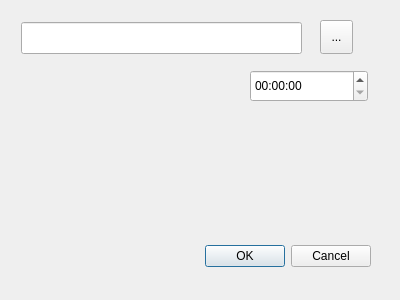
Above: alarms.ui from evgom/Alarma2 before the change. Below: the same form after it.
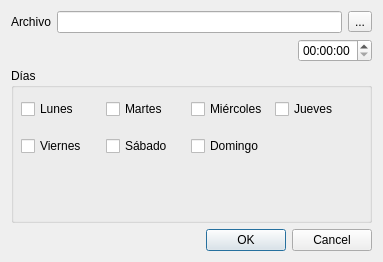
That is the form after the change.

Commit message: Primer paso para soportar días en alarmas.

Diff of the .ui file:
```diff
--- a/alarms.ui
+++ b/alarms.ui
@@ -6,62 +6,151 @@
    <rect>
     <x>0</x>
     <y>0</y>
-    <width>400</width>
-    <height>300</height>
+    <width>383</width>
+    <height>262</height>
    </rect>
   </property>
   <property name="windowTitle">
    <string>Dialog</string>
   </property>
-  <widget class="QDialogButtonBox" name="buttonBox">
-   <property name="geometry">
-    <rect>
-     <x>30</x>
-     <y>240</y>
-     <width>341</width>
-     <height>32</height>
-    </rect>
-   </property>
-   <property name="orientation">
-    <enum>Qt::Horizontal</enum>
-   </property>
-   <property name="standardButtons">
-    <set>QDialogButtonBox::Cancel|QDialogButtonBox::Ok</set>
-   </property>
-  </widget>
-  <widget class="QTimeEdit" name="TEalarm">
-   <property name="geometry">
-    <rect>
-     <x>250</x>
-     <y>70</y>
-     <width>118</width>
-     <height>32</height>
-    </rect>
-   </property>
-  </widget>
-  <widget class="QToolButton" name="toolButton">
-   <property name="geometry">
-    <rect>
-     <x>320</x>
-     <y>20</y>
-     <width>33</width>
-     <height>34</height>
-    </rect>
-   </property>
-   <property name="text">
-    <string>...</string>
-   </property>
-  </widget>
-  <widget class="QLineEdit" name="LEfile">
-   <property name="geometry">
-    <rect>
-     <x>21</x>
-     <y>22</y>
-     <width>281</width>
-     <height>32</height>
-    </rect>
-   </property>
-  </widget>
+  <layout class="QVBoxLayout" name="verticalLayout">
+   <item>
+    <layout class="QHBoxLayout" name="horizontalLayout">
+     <item>
+      <widget class="QLabel" name="label">
+       <property name="text">
+        <string>Archivo</string>
+       </property>
+      </widget>
+     </item>
+     <item>
+      <widget class="QLineEdit" name="LEfile">
+       <property name="dragEnabled">
+        <bool>true</bool>
+       </property>
+      </widget>
+     </item>
+     <item>
+      <widget class="QToolButton" name="toolButton">
+       <property name="text">
+        <string>...</string>
+       </property>
+      </widget>
+     </item>
+    </layout>
+   </item>
+   <item>
+    <layout class="QHBoxLayout" name="horizontalLayout_2">
+     <item>
+      <spacer name="horizontalSpacer">
+       <property name="orientation">
+        <enum>Qt::Horizontal</enum>
+       </property>
+       <property name="sizeHint" stdset="0">
+        <size>
+         <width>40</width>
+         <height>20</height>
+        </size>
+       </property>
+      </spacer>
+     </item>
+     <item>
+      <widget class="QTimeEdit" name="TEalarm"/>
+     </item>
+    </layout>
+   </item>
+   <item>
+    <widget class="QGroupBox" name="groupBox">
+     <property name="sizePolicy">
+      <sizepolicy hsizetype="Preferred" vsizetype="Expanding">
+       <horstretch>0</horstretch>
+       <verstretch>0</verstretch>
+      </sizepolicy>
+     </property>
+     <property name="title">
+      <string>Días</string>
+     </property>
+     <widget class="QWidget" name="">
+      <property name="geometry">
+       <rect>
+        <x>10</x>
+        <y>20</y>
+        <width>333</width>
+        <height>80</height>
+       </rect>
+      </property>
+      <layout class="QGridLayout" name="gridLayout">
+       <item row="0" column="1">
+        <widget class="QCheckBox" name="checkBox_2">
+         <property name="text">
+          <string>Martes</string>
+         </property>
+        </widget>
+       </item>
+       <item row="0" column="2">
+        <widget class="QCheckBox" name="checkBox_3">
+         <property name="text">
+          <string>Miércoles</string>
+         </property>
+        </widget>
+       </item>
+       <item row="0" column="0">
+        <widget class="QCheckBox" name="checkBox">
+         <property name="text">
+          <string>Lunes</string>
+         </property>
+        </widget>
+       </item>
+       <item row="0" column="3">
+        <widget class="QCheckBox" name="checkBox_4">
+         <property name="text">
+          <string>Jueves</string>
+         </property>
+        </widget>
+       </item>
+       <item row="1" column="0">
+        <widget class="QCheckBox" name="checkBox_5">
+         <property name="text">
+          <string>Viernes</string>
+         </property>
+        </widget>
+       </item>
+       <item row="1" column="1">
+        <widget class="QCheckBox" name="checkBox_6">
+         <property name="text">
+          <string>Sábado</string>
+         </property>
+        </widget>
+       </item>
+       <item row="1" column="2">
+        <widget class="QCheckBox" name="checkBox_7">
+         <property name="text">
+          <string>Domingo</string>
+         </property>
+        </widget>
+       </item>
+      </layout>
+     </widget>
+    </widget>
+   </item>
+   <item>
+    <widget class="QDialogButtonBox" name="buttonBox">
+     <property name="orientation">
+      <enum>Qt::Horizontal</enum>
+     </property>
+     <property name="standardButtons">
+      <set>QDialogButtonBox::Cancel|QDialogButtonBox::Ok</set>
+     </property>
+    </widget>
+   </item>
+  </layout>
+  <zorder>buttonBox</zorder>
+  <zorder>TEalarm</zorder>
+  <zorder>toolButton</zorder>
+  <zorder>LEfile</zorder>
+  <zorder>horizontalSpacer</zorder>
+  <zorder>toolButton</zorder>
+  <zorder>groupBox</zorder>
  </widget>
  <resources/>
  <connections>
```
The commit also changes 1 other file.
